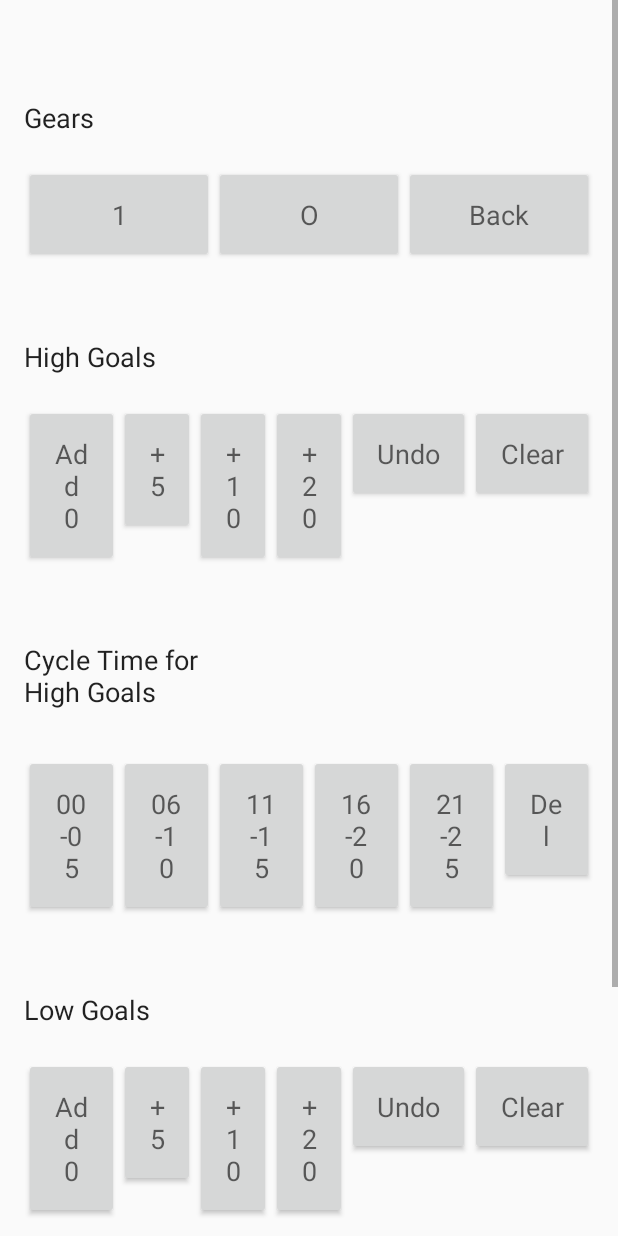
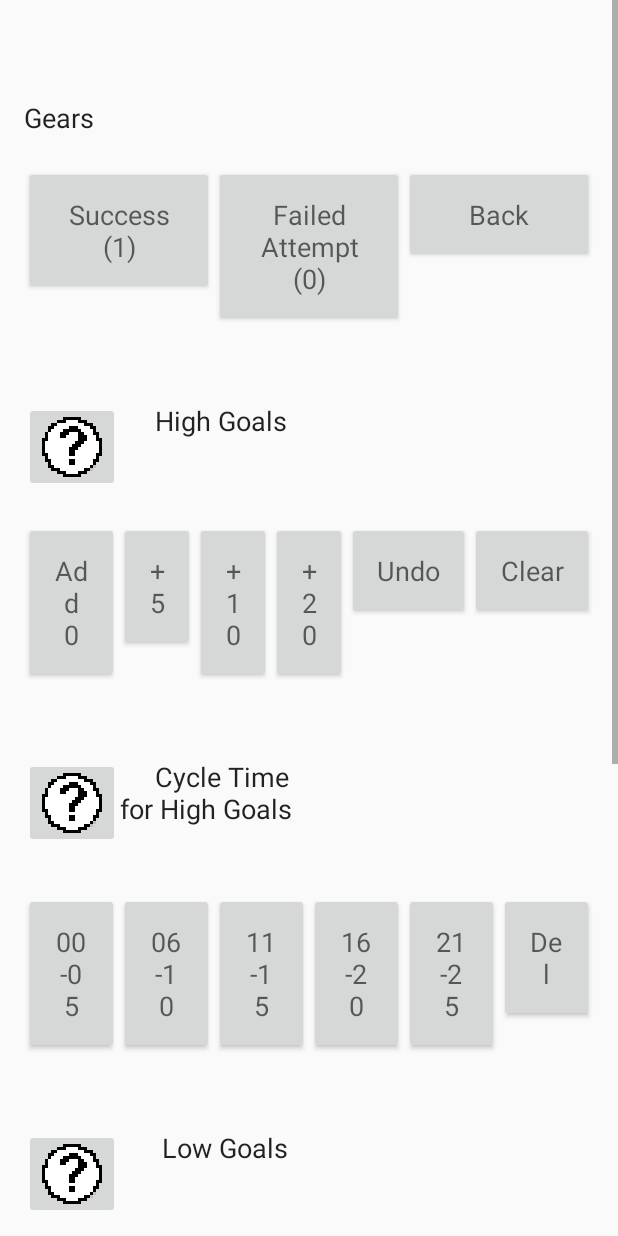
Before and after one commit to SaratogaMSET/ScoutingTakeThree-master, an Android app: the fragment Teleop shown on its own in the app's theme, on a phone screen of 412 x 824 dp. Run offline under Robolectric (Android 15) with nearby library versions, the light colour scheme and no system bars.

Commit message:
Added help buttons and timer

```diff
--- a/app/src/main/java/com/example/trishlapokharna/scoutingtakethree/Teleop.java
+++ b/app/src/main/java/com/example/trishlapokharna/scoutingtakethree/Teleop.java
@@ -2,14 +2,19 @@ package com.example.trishlapokharna.scoutingtakethree;
 
 
 import android.annotation.TargetApi;
+import android.media.Image;
 import android.os.Build;
 import android.os.Bundle;
+import android.os.SystemClock;
 import android.support.v4.app.Fragment;
 import android.view.LayoutInflater;
 import android.view.View;
 import android.view.ViewGroup;
 import android.widget.Button;
+import android.widget.Chronometer;
+import android.widget.ImageButton;
 import android.widget.TextView;
+import android.widget.Toast;
 
 import java.util.ArrayList;
 import java.util.List;
@@ -26,6 +31,10 @@ public class Teleop extends Fragment {
     Button zero;
     Button back;
 
+    ImageButton highGoalHelp;
+    ImageButton highCycleHelp;
+    ImageButton lowGoalHelp;
+    ImageButton lowCycleHelp;
 
     static TextView highGoalsView;
     Button none1;
@@ -70,6 +79,11 @@ public class Teleop extends Fragment {
     Button intervalDelL;
     static TextView intervalViewL;
 
+    Chronometer timer;
+    Button timerStart;
+    Button timerStop;
+    Button timerRestart;
+
     @TargetApi(Build.VERSION_CODES.GINGERBREAD)
     public View onCreateView(LayoutInflater inflater, ViewGroup container, Bundle saveInstanceState) {
 
@@ -81,7 +95,7 @@ public class Teleop extends Fragment {
         zero = (Button) in.findViewById(R.id.gearMissButton);
         back = (Button) in.findViewById(R.id.gearBackButton);
 
-
+        highGoalHelp = (ImageButton) in.findViewById(R.id.highImageButton);
         highGoalsView = (TextView) in.findViewById(R.id.highGoalView);
         none1 = (Button) in.findViewById(R.id.highGoalClearButton);
         five1 = (Button) in.findViewById(R.id.highGoalFiveButton);
@@ -91,6 +105,7 @@ public class Teleop extends Fragment {
         sub1 = (Button) in.findViewById(R.id.highGoalZeroButton);
         i = 0;
 
+        highCycleHelp = (ImageButton) in.findViewById(R.id.highCycleImageButton);
         interval1H = (Button) in.findViewById(R.id.highFirstIntervalButton);
         interval2H = (Button) in.findViewById(R.id.highSecondIntervalButton);
         interval3H = (Button) in.findViewById(R.id.highThirdIntervalButton);
@@ -99,7 +114,7 @@ public class Teleop extends Fragment {
         intervalDelH = (Button) in.findViewById(R.id.highDelButton);
         intervalViewH = (TextView) in.findViewById(R.id.highCycleView);
 
-
+        lowGoalHelp = (ImageButton) in.findViewById(R.id.lowImageButton);
         lowGoalView = (TextView) in.findViewById(R.id.lowGoalView);
         none2 = (Button) in.findViewById(R.id.lowGoalClearButton);
         five2 = (Button) in.findViewById(R.id.lowGoalFiveButton);
@@ -109,6 +124,7 @@ public class Teleop extends Fragment {
         sub2 = (Button) in.findViewById(R.id.lowGoalZeroButton);
         j = 0;
 
+        lowCycleHelp = (ImageButton) in.findViewById(R.id.lowCycleImageButton);
         interval1L = (Button) in.findViewById(R.id.lowFirstIntervalButton);
         interval2L = (Button) in.findViewById(R.id.lowSecondIntervalButton);
         interval3L = (Button) in.findViewById(R.id.lowThirdIntervalButton);
@@ -117,7 +133,42 @@ public class Teleop extends Fragment {
         intervalDelL = (Button) in.findViewById(R.id.lowDelButton);
         intervalViewL = (TextView) in.findViewById(R.id.lowCycleView);
 
+        timer = (Chronometer) in.findViewById(R.id.timer);
+        timerStart = (Button) in.findViewById(R.id.timerStartButton);
+        timerStop = (Button) in.findViewById(R.id.timerStopButton);
+        timerRestart = (Button) in.findViewById(R.id.timerRestartButton);
 
+        highGoalHelp.setOnClickListener(new View.OnClickListener() {
+            @Override
+            public void onClick(View v) {
+                Toast.makeText(getActivity(), "Click 'Add 0' for each new cycle, 'Undo' to remove the last added number" +
+                        ", and 'Clear' to remove a cycle.", Toast.LENGTH_LONG).show();
+            }
+        });
+
+        lowGoalHelp.setOnClickListener(new View.OnClickListener() {
+            @Override
+            public void onClick(View v) {
+                Toast.makeText(getActivity(), "Click 'Add 0' for each new cycle, 'Undo' to remove the last added number" +
+                        ", and 'Clear' to remove a cycle.", Toast.LENGTH_LONG).show();
+            }
+        });
+
+        highCycleHelp.setOnClickListener(new View.OnClickListener() {
+            @Override
+            public void onClick(View v) {
+                Toast.makeText(getActivity(), "Estimate the time taken for each shooting cycle. Feel free to" +
+                        " use timer below as reference.", Toast.LENGTH_LONG).show();
+            }
+        });
+
+        lowCycleHelp.setOnClickListener(new View.OnClickListener() {
+            @Override
+            public void onClick(View v) {
+                Toast.makeText(getActivity(), "Estimate the time taken for each shooting cycle. Feel free to" +
+                        " use timer below as reference.", Toast.LENGTH_LONG).show();
+            }
+        });
 
         one.setOnClickListener(new View.OnClickListener() {
             @Override
@@ -624,17 +675,6 @@ public class Teleop extends Fragment {
         });
 
 
-
-
-
-
-
-
-
-
-
-
-
         interval1L.setOnClickListener(new View.OnClickListener() {
             @Override
             public void onClick(View v) {
@@ -691,6 +731,26 @@ public class Teleop extends Fragment {
             }
         });
 
+        timerStart.setOnClickListener(new View.OnClickListener() {
+            @Override
+            public void onClick(View v) {
+                timer.start();
+            }
+        });
+
+        timerStop.setOnClickListener(new View.OnClickListener() {
+            @Override
+            public void onClick(View v) {
+                timer.stop();
+            }
+        });
+
+        timerRestart.setOnClickListener(new View.OnClickListener() {
+            @Override
+            public void onClick(View v) {
+                timer.setBase(SystemClock.elapsedRealtime());
+            }
+        });
 
 
         return in;
--- a/app/src/main/res/layout/fragment_autonomous.xml
+++ b/app/src/main/res/layout/fragment_autonomous.xml
@@ -150,7 +150,7 @@
                 android:layout_width="0dp"
                 android:layout_weight="0.33"
                 android:layout_height="wrap_content"
-                android:text="1"
+                android:text="Success (1)"
                 android:padding="20dp"
                 android:textAppearance="?android:attr/textAppearanceMedium"
                 android:id="@+id/gearHitButton"/>
@@ -159,7 +159,7 @@
                 android:layout_width="0dp"
                 android:layout_weight="0.33"
                 android:layout_height="wrap_content"
-                android:text="0"
+                android:text="Failed Attempt (0)"
                 android:padding="20dp"
                 android:textAppearance="?android:attr/textAppearanceMedium"
                 android:id="@+id/gearMissButton"/>
--- a/app/src/main/res/layout/fragment_teleop.xml
+++ b/app/src/main/res/layout/fragment_teleop.xml
@@ -51,7 +51,7 @@
                 android:layout_width="0dp"
                 android:layout_weight="0.33"
                 android:layout_height="wrap_content"
-                android:text="1"
+                android:text="Success (1)"
                 android:padding="20dp"
                 android:textAppearance="?android:attr/textAppearanceMedium"
                 android:id="@+id/gearHitButton"/>
@@ -60,7 +60,7 @@
                 android:layout_width="0dp"
                 android:layout_weight="0.33"
                 android:layout_height="wrap_content"
-                android:text="O"
+                android:text="Failed Attempt (0)"
                 android:padding="20dp"
                 android:textAppearance="?android:attr/textAppearanceMedium"
                 android:id="@+id/gearMissButton"/>
@@ -83,11 +83,19 @@
             android:layout_below="@+id/gearButtonRow"
             android:id = "@+id/highGoalRow">
 
+            <ImageButton
+                android:id="@+id/highImageButton"
+                android:layout_width="wrap_content"
+                android:layout_height="wrap_content"
+                android:layout_alignParentTop="true"
+                android:layout_alignParentRight="true"
+                android:src="@mipmap/question"/>
+
             <TextView
                 android:layout_width="0dp"
                 android:layout_weight=".4"
                 android:layout_height="wrap_content"
-                android:text="High Goals"
+                android:text="     High Goals"
                 android:textAppearance="@android:style/TextAppearance.Medium"
                 android:labelFor="@+id/highGoalView"/>
 
@@ -171,11 +179,19 @@
             android:layout_below="@+id/highGoalButtonRow"
             android:id="@+id/highCycleRow">
 
+            <ImageButton
+                android:id="@+id/highCycleImageButton"
+                android:layout_width="wrap_content"
+                android:layout_height="wrap_content"
+                android:layout_alignParentTop="true"
+                android:layout_alignParentRight="true"
+                android:src="@mipmap/question"/>
+
             <TextView
                 android:layout_width="0dp"
                 android:layout_weight=".4"
                 android:layout_height="wrap_content"
-                android:text="Cycle Time for High Goals"
+                android:text="     Cycle Time for High Goals"
                 android:textAppearance="@android:style/TextAppearance.Medium"
                 android:labelFor="@+id/highCycleView"/>
 
@@ -260,11 +276,19 @@
             android:layout_below="@+id/highCycleButtonRow"
             android:id = "@+id/lowGoalRow">
 
+            <ImageButton
+                android:id="@+id/lowImageButton"
+                android:layout_width="wrap_content"
+                android:layout_height="wrap_content"
+                android:layout_alignParentTop="true"
+                android:layout_alignParentRight="true"
+                android:src="@mipmap/question"/>
+
             <TextView
                 android:layout_width="0dp"
                 android:layout_weight=".4"
                 android:layout_height="wrap_content"
-                android:text="Low Goals"
+                android:text="      Low Goals"
                 android:textAppearance="@android:style/TextAppearance.Medium"
                 android:labelFor="@+id/lowGoalView"/>
 
@@ -349,11 +373,19 @@
             android:layout_below="@+id/lowGoalButtonRow"
             android:id="@+id/lowCycleRow">
 
+            <ImageButton
+                android:id="@+id/lowCycleImageButton"
+                android:layout_width="wrap_content"
+                android:layout_height="wrap_content"
+                android:layout_alignParentTop="true"
+                android:layout_alignParentRight="true"
+                android:src="@mipmap/question"/>
+
             <TextView
                 android:layout_width="0dp"
                 android:layout_weight=".4"
                 android:layout_height="wrap_content"
-                android:text="Cycle Time for Low Goals"
+                android:text="     Cycle Time for Low Goals"
                 android:textAppearance="@android:style/TextAppearance.Medium"
                 android:labelFor="@+id/lowCycleView"/>
 
@@ -430,6 +462,66 @@
 
         </TableRow>
 
+        <TableRow
+            android:layout_width="match_parent"
+            android:layout_height="wrap_content"
+            android:layout_marginTop="50dp"
+            android:layout_below="@+id/lowCycleButtonRow"
+            android:id = "@+id/timerRow">
+
+            <TextView
+                android:layout_width="0dp"
+                android:layout_weight=".4"
+                android:layout_height="wrap_content"
+                android:text="Timer"
+                android:textAppearance="@android:style/TextAppearance.Medium"
+                android:labelFor="@+id/chronometer"/>
+
+            <Chronometer
+                android:id="@+id/timer"
+                android:layout_width="0dp"
+                android:layout_height="wrap_content"
+                android:textAppearance="@android:style/TextAppearance.Medium"
+                android:layout_weight="0.6"/>
+
+        </TableRow>
+
+        <TableRow
+            android:layout_width="match_parent"
+            android:layout_height="wrap_content"
+            android:layout_marginTop="20dp"
+            android:layout_below="@+id/timerRow"
+            android:id = "@+id/timerButtonRow">
+
+            <Button
+                android:layout_width="0dp"
+                android:layout_weight="0.33"
+                android:layout_height="wrap_content"
+                android:text="Start"
+                android:padding="20dp"
+                android:textAppearance="?android:attr/textAppearanceMedium"
+                android:id="@+id/timerStartButton"/>
+
+            <Button
+                android:layout_width="0dp"
+                android:layout_weight="0.33"
+                android:layout_height="wrap_content"
+                android:text="Stop"
+                android:padding="20dp"
+                android:textAppearance="?android:attr/textAppearanceMedium"
+                android:id="@+id/timerStopButton"/>
+
+            <Button
+                android:layout_width="0dp"
+                android:layout_weight="0.33"
+                android:layout_height="wrap_content"
+                android:text="Restart"
+                android:padding="20dp"
+                android:textAppearance="?android:attr/textAppearanceMedium"
+                android:id="@+id/timerRestartButton"/>
+
+        </TableRow>
+
     </RelativeLayout>
 
 </ScrollView>
```
Also changed, not shown: app/src/main/ic_launcher-web.png (added), app/src/main/res/mipmap-hdpi/ic_launcher.png, app/src/main/res/mipmap-hdpi/question.png (added), app/src/main/res/mipmap-mdpi/ic_launcher.png, app/src/main/res/mipmap-xhdpi/ic_launcher.png, app/src/main/res/mipmap-xxhdpi/ic_launcher.png, app/src/main/res/mipmap-xxxhdpi/ic_launcher.png.
